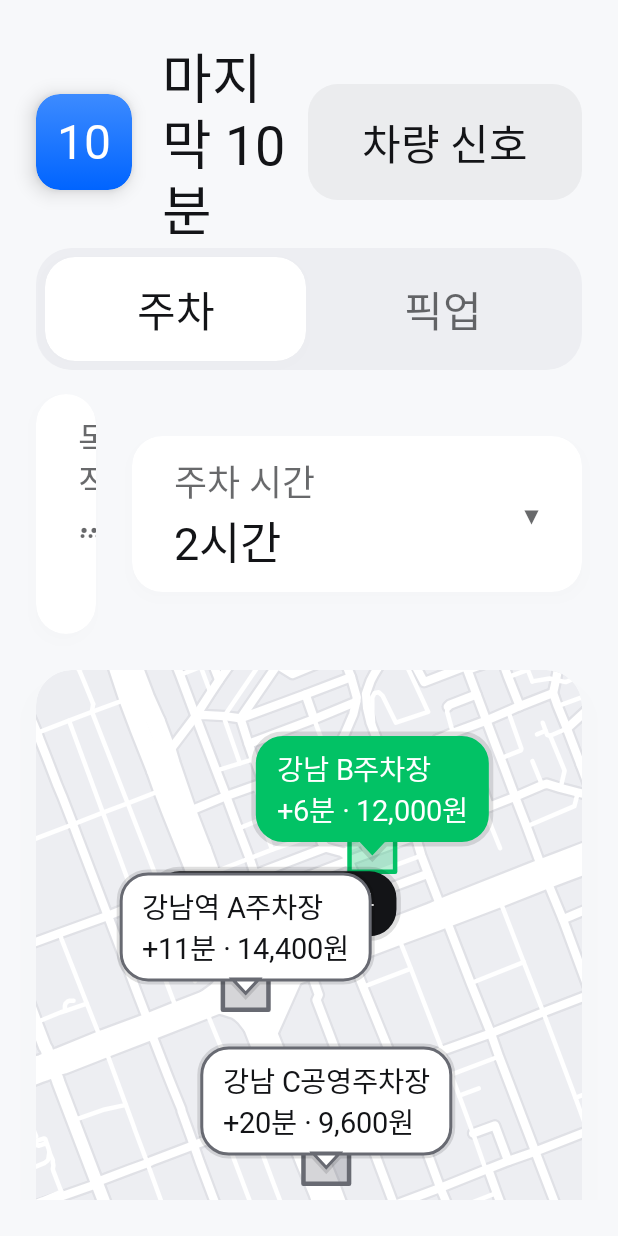
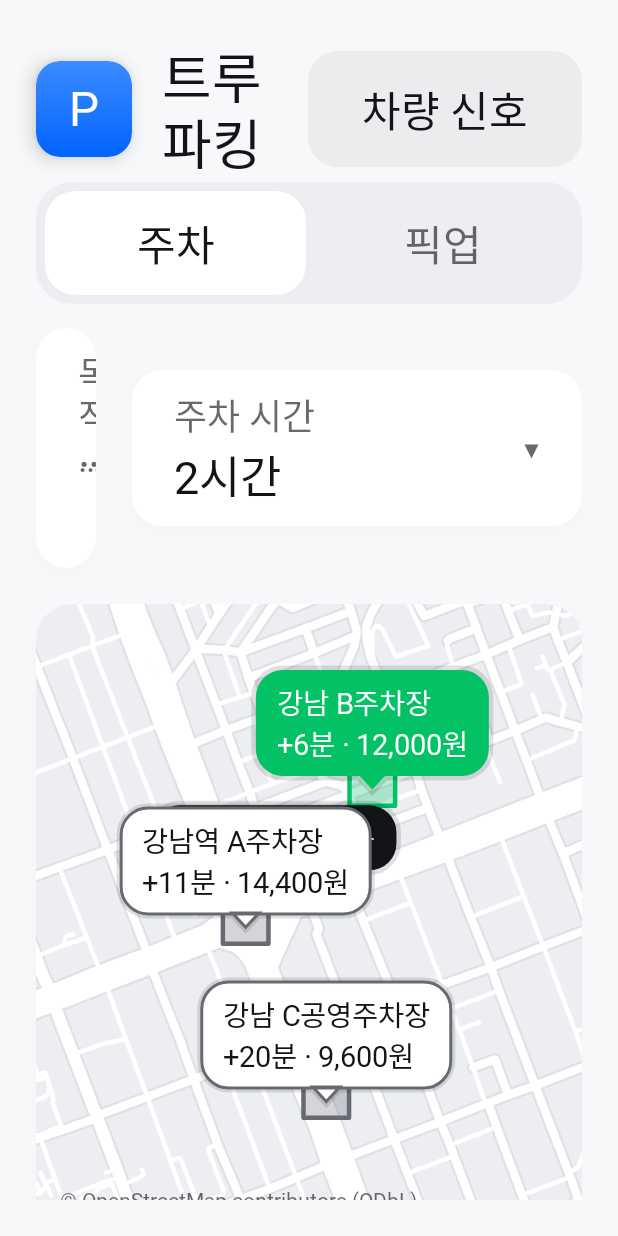
Before and after one commit to dev-wantap/the-last-10-min, an Android app built with Jetpack Compose: the screen it shows after launch (MainActivity), on a phone screen of 412 x 824 dp. Run offline under Robolectric (Android 15) with nearby library versions, the phone set to English and light mode, and no system bars; libraries missing offline, so code that uses them is left out: ai.pleos.playground; network calls fail; pictures from the network do not load; Roboto replaces fonts that are not available here; 16 statements that could not run were skipped.

Commit message:
앱 이름을 트루파킹으로 변경, README에 작동 방식 개념도와 화면 추가 (팀: 사이클링크)

```diff
--- a/app/src/main/java/app/last10min/SensingService.kt
+++ b/app/src/main/java/app/last10min/SensingService.kt
@@ -14,7 +14,7 @@ class SensingService : Service() {
         val manager = getSystemService(NotificationManager::class.java)
         manager.createNotificationChannel(NotificationChannel(CHANNEL, "주차·승하차 감지", NotificationManager.IMPORTANCE_LOW))
         val notification = Notification.Builder(this, CHANNEL)
-            .setContentTitle("마지막 10분")
+            .setContentTitle("트루파킹")
             .setContentText("주차·승하차 상태를 감지하고 있어요")
             .setSmallIcon(android.R.drawable.ic_menu_mylocation)
             .build()
--- a/app/src/main/java/app/last10min/ui/Components.kt
+++ b/app/src/main/java/app/last10min/ui/Components.kt
@@ -218,7 +218,7 @@ private fun AppIcon() {
             .shadow(8.dp, shape)
             .background(Brush.verticalGradient(listOf(Color(0xFF3D8BFF), Color(0xFF0064FF))), shape),
         contentAlignment = Alignment.Center,
-    ) { PText("10", PleosType.titleSmall, Color.White) }
+    ) { PText("P", PleosType.titleSmall, Color.White) }
 }
 
 enum class Tone { NEUTRAL, ACTIVE, POSITIVE, NEGATIVE }
--- a/app/src/main/java/app/last10min/ui/Last10MinScreen.kt
+++ b/app/src/main/java/app/last10min/ui/Last10MinScreen.kt
@@ -48,7 +48,7 @@ fun Last10MinScreen(graph: AppGraph) {
                         Spacer(Modifier.height(16.dp))
                         Column(Modifier.verticalScroll(rememberScrollState()).padding(bottom = 24.dp)) { SignalsScreen(graph) }
                     } else {
-                        PPageNavigation("\ub9c8\uc9c0\ub9c9 10\ubd84") {
+                        PPageNavigation("트루파킹") {
                             if (wide) {
                                 PTabs(Mode.entries, mode, { it.label }, Modifier.width(360.dp)) { mode = it }
                                 Spacer(Modifier.width(16.dp))
--- a/app/src/main/res/values/strings.xml
+++ b/app/src/main/res/values/strings.xml
@@ -1,4 +1,4 @@
 <?xml version="1.0" encoding="utf-8"?>
 <resources>
-    <string name="app_name">마지막 10분</string>
+    <string name="app_name">트루파킹</string>
 </resources>
```
Also changed, not shown: 7 other files.
